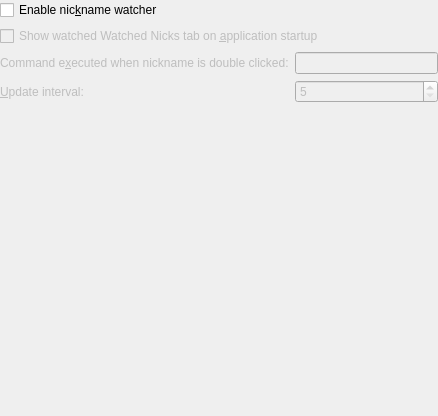
Old version of the form src/config/watchednicknames_configui.ui in the repository KDE/konversation.
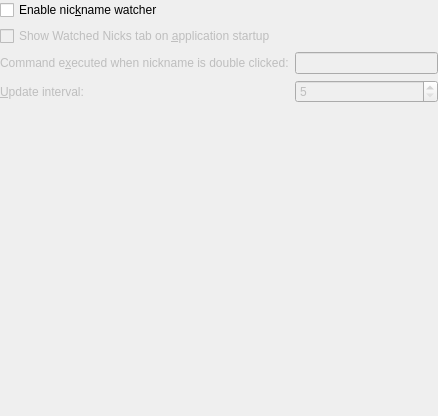
New version of the form. Custom widgets are drawn as their Qt base class.

Commit message: remove duplicated 'watched'

Diff of the .ui file:
```diff
--- a/src/config/watchednicknames_configui.ui
+++ b/src/config/watchednicknames_configui.ui
@@ -37,7 +37,7 @@
       <string>&lt;qt&gt;When checked, the &lt;b&gt;Watched Nicks&lt;/b&gt; window will be automatically opened when starting Konversation.&lt;/qt&gt;</string>
      </property>
      <property name="text">
-      <string>Show watched Watched Nicks tab on &amp;application startup</string>
+      <string>Show Watched Nicks tab on &amp;application startup</string>
      </property>
     </widget>
    </item>
```
